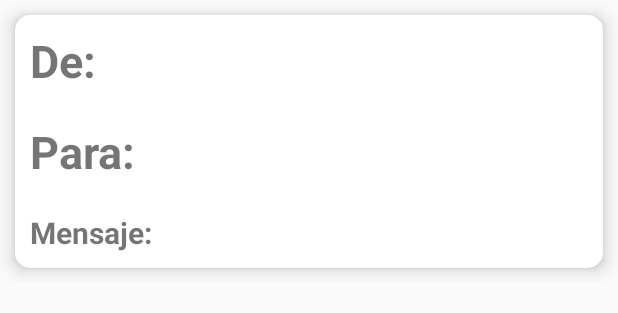
After one commit to andresmao23/Complaciente, an Android app: the layout template_saludos.xml on its own in the app's theme, with its tools: preview values and no code run, on a phone screen of 412 x 824 dp. The commit adds this screen. Shown: the top 313 px of the screen. Run offline under Robolectric (Android 15) with nearby library versions, the phone set to English and light mode, and no system bars.

Commit message:
Funcionalidad para envío de saludos finalizada

```diff
--- /dev/null
+++ b/app/src/main/res/layout/template_saludos.xml
@@ -0,0 +1,51 @@
+<?xml version="1.0" encoding="utf-8"?>
+<LinearLayout xmlns:android="http://schemas.android.com/apk/res/android"
+    xmlns:app="http://schemas.android.com/apk/res-auto"
+    android:orientation="vertical"
+    android:layout_width="match_parent"
+    android:layout_height="wrap_content">
+
+    <android.support.v7.widget.CardView
+        android:layout_width="match_parent"
+        android:layout_height="wrap_content"
+        android:layout_margin="@dimen/padding_small"
+        app:cardElevation="7dp"
+        app:cardCornerRadius="10dp">
+
+        <RelativeLayout
+            android:layout_width="match_parent"
+            android:layout_height="wrap_content">
+            <TextView
+                android:id="@+id/tvNommbreEmisor"
+                android:layout_width="match_parent"
+                android:layout_height="wrap_content"
+                android:text="De:"
+                android:textStyle="bold"
+                android:textSize="@dimen/nombre_cancion"
+                android:padding="@dimen/padding_small"/>
+
+            <TextView
+                android:id="@+id/tvNommbreReceptor"
+                android:layout_width="match_parent"
+                android:layout_height="wrap_content"
+                android:text="Para:"
+                android:textStyle="bold"
+                android:textSize="@dimen/nombre_cancion"
+                android:padding="@dimen/padding_small"
+                android:layout_below="@id/tvNommbreEmisor"/>
+
+            <TextView
+                android:id="@+id/tvDetalleMensaje"
+                android:layout_width="match_parent"
+                android:layout_height="wrap_content"
+                android:text="Mensaje:"
+                android:textStyle="bold"
+                android:textSize="20sp"
+                android:padding="@dimen/padding_small"
+                android:layout_below="@id/tvNommbreReceptor"/>
+
+        </RelativeLayout>
+
+    </android.support.v7.widget.CardView>
+
+</LinearLayout>
```
Also changed, not shown: app/src/main/java/com/amcaicedo/sena/complaciente/adapters/SaludoAdapter.java (added, +66 -0 lines), app/src/main/java/com/amcaicedo/sena/complaciente/fragments/SaludosFragment.java (+125 -0 lines), app/src/main/java/com/amcaicedo/sena/complaciente/models/Saludo.java (added, +47 -0 lines), app/src/main/res/layout/fragment_saludos.xml (+17 -7 lines).
